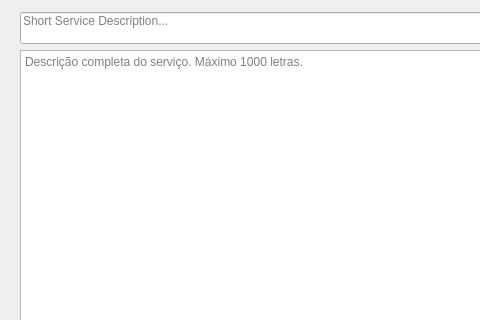
First picture: the form in Service_Create_Description.ui, repository bedi1982/Oficina, before the edit; both pictures show x 0 to 480 and y 0 to 320 of the 669 by 402 pixel window.
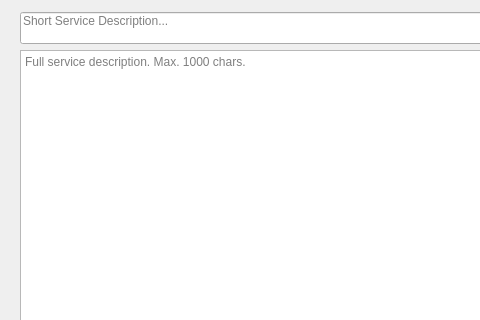
Second picture: the form after the edit.

What changed in the file:
```diff
--- a/Service_Create_Description.ui
+++ b/Service_Create_Description.ui
@@ -70,7 +70,7 @@
 &lt;p style=&quot;-qt-paragraph-type:empty; margin-top:0px; margin-bottom:0px; margin-left:0px; margin-right:0px; -qt-block-indent:0; text-indent:0px;&quot;&gt;&lt;br /&gt;&lt;/p&gt;&lt;/body&gt;&lt;/html&gt;</string>
    </property>
    <property name="placeholderText">
-    <string>Descrição completa do serviço. Máximo 1000 letras.</string>
+    <string>Full service description. Max. 1000 chars.</string>
    </property>
   </widget>
   <widget class="QPushButton" name="btn_Save">
```
Left out of the diff: 2 changed lines with no effect on the pictures.
